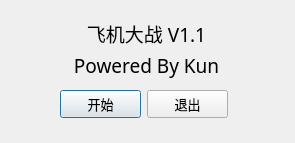
This is logindlg.ui in kun368/PlaneWar as Qt 5 draws it before an edit. The edited form follows.
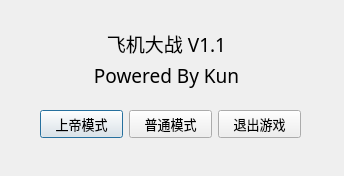
This is the edited form.

```diff
--- a/logindlg.ui
+++ b/logindlg.ui
@@ -6,8 +6,8 @@
    <rect>
     <x>0</x>
     <y>0</y>
-    <width>295</width>
-    <height>143</height>
+    <width>344</width>
+    <height>176</height>
    </rect>
   </property>
   <property name="font">
@@ -22,8 +22,8 @@
   <widget class="QWidget" name="layoutWidget">
    <property name="geometry">
     <rect>
-     <x>60</x>
-     <y>20</y>
+     <x>80</x>
+     <y>30</y>
      <width>173</width>
      <height>58</height>
     </rect>
@@ -64,24 +64,31 @@
   <widget class="QWidget" name="layoutWidget">
    <property name="geometry">
     <rect>
-     <x>60</x>
-     <y>90</y>
-     <width>168</width>
+     <x>40</x>
+     <y>110</y>
+     <width>261</width>
      <height>29</height>
     </rect>
    </property>
    <layout class="QHBoxLayout" name="horizontalLayout">
+    <item>
+     <widget class="QPushButton" name="pushButton_loadStart">
+      <property name="text">
+       <string>上帝模式</string>
+      </property>
+     </widget>
+    </item>
     <item>
      <widget class="QPushButton" name="pushButton_start">
       <property name="text">
-       <string>开始</string>
+       <string>普通模式</string>
       </property>
      </widget>
     </item>
     <item>
      <widget class="QPushButton" name="pushButton_exit">
       <property name="text">
-       <string>退出</string>
+       <string>退出游戏</string>
       </property>
      </widget>
     </item>
```
